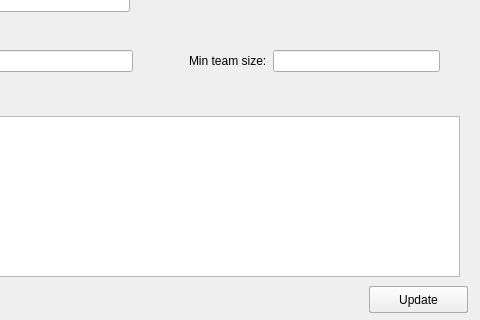
First picture: the form in D1/editprojectview.ui, repository GuelorEmanuel/Team-Tech-Support, before the edit; both pictures show x 141 to 621 and y 84 to 404 of the 621 by 404 pixel window.
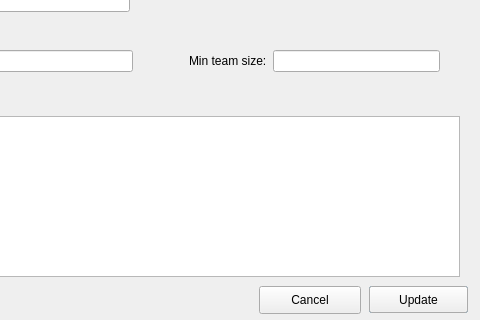
Second picture: the form after the edit.

Commit message: Added cancel button to create and edit project

What changed in the file:
```diff
--- a/D1/editprojectview.ui
+++ b/D1/editprojectview.ui
@@ -154,6 +154,19 @@
     <string>Edit Project</string>
    </property>
   </widget>
+  <widget class="QPushButton" name="cancelButton">
+   <property name="geometry">
+    <rect>
+     <x>400</x>
+     <y>370</y>
+     <width>102</width>
+     <height>28</height>
+    </rect>
+   </property>
+   <property name="text">
+    <string>Cancel</string>
+   </property>
+  </widget>
  </widget>
  <resources/>
  <connections/>
```
The commit also changes 9 other files.
